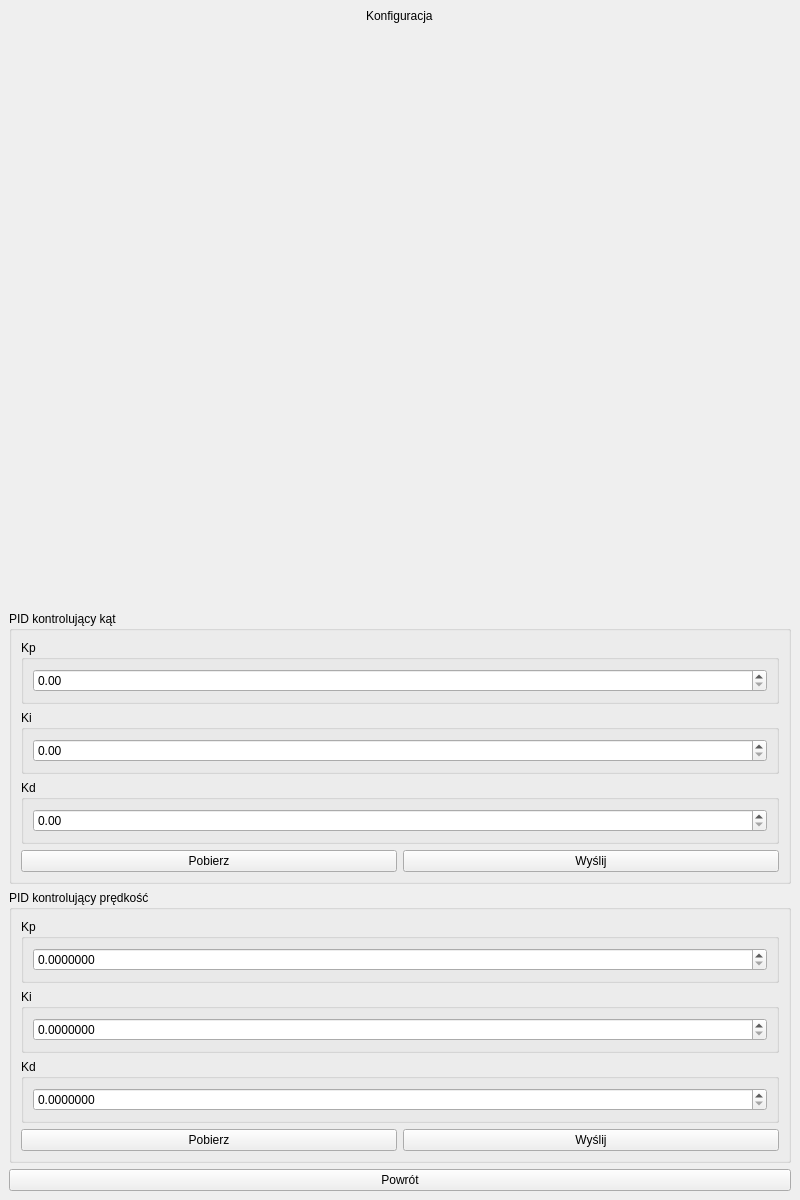
Before: the Qt Designer form configurationwindow.ui in superjulek/Robot_controller, drawn with Qt 5.
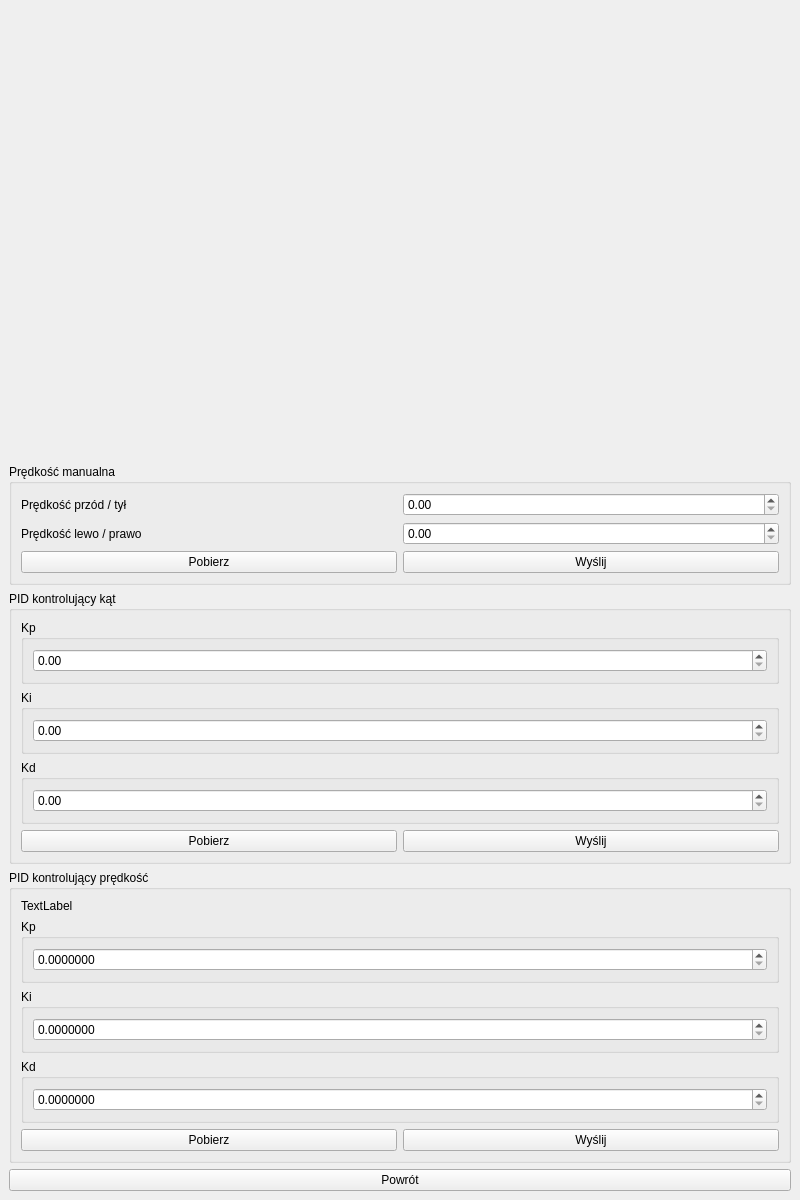
After: the same form once the commit is applied.

```diff
--- a/configurationwindow.ui
+++ b/configurationwindow.ui
@@ -17,13 +17,6 @@
    <layout class="QGridLayout" name="gridLayout">
     <item row="0" column="0">
      <layout class="QVBoxLayout" name="verticalLayout">
-      <item alignment="Qt::AlignHCenter">
-       <widget class="QLabel" name="label">
-        <property name="text">
-         <string>Konfiguracja</string>
-        </property>
-       </widget>
-      </item>
       <item>
        <spacer name="verticalSpacer">
         <property name="orientation">
@@ -37,6 +30,57 @@
         </property>
        </spacer>
       </item>
+      <item>
+       <widget class="QGroupBox" name="groupBox_9">
+        <property name="title">
+         <string>Prędkość manualna</string>
+        </property>
+        <layout class="QVBoxLayout" name="verticalLayout_7">
+         <item>
+          <layout class="QGridLayout" name="gridLayout_2">
+           <item row="0" column="0">
+            <widget class="QLabel" name="label_2">
+             <property name="text">
+              <string>Prędkość przód / tył</string>
+             </property>
+            </widget>
+           </item>
+           <item row="0" column="1">
+            <widget class="QDoubleSpinBox" name="doubleSpinBox_2"/>
+           </item>
+           <item row="1" column="1">
+            <widget class="QDoubleSpinBox" name="doubleSpinBox"/>
+           </item>
+           <item row="1" column="0">
+            <widget class="QLabel" name="label">
+             <property name="text">
+              <string>Prędkość lewo / prawo</string>
+             </property>
+            </widget>
+           </item>
+          </layout>
+         </item>
+         <item>
+          <layout class="QHBoxLayout" name="horizontalLayout_2">
+           <item>
+            <widget class="QPushButton" name="pushButton">
+             <property name="text">
+              <string>Pobierz</string>
+             </property>
+            </widget>
+           </item>
+           <item>
+            <widget class="QPushButton" name="pushButton_2">
+             <property name="text">
+              <string>Wyślij</string>
+             </property>
+            </widget>
+           </item>
+          </layout>
+         </item>
+        </layout>
+       </widget>
+      </item>
       <item>
        <widget class="QGroupBox" name="groupBox">
         <property name="title">
@@ -160,12 +204,19 @@
         <layout class="QVBoxLayout" name="verticalLayout_2">
          <item>
           <layout class="QVBoxLayout" name="verticalLayout_5">
+           <item>
+            <widget class="QLabel" name="label_3">
+             <property name="text">
+              <string>TextLabel</string>
+             </property>
+            </widget>
+           </item>
            <item>
             <widget class="QGroupBox" name="groupBox_8">
              <property name="title">
               <string>Kp</string>
              </property>
-             <layout class="QGridLayout" name="gridLayout_2">
+             <layout class="QGridLayout" name="_2">
               <item row="0" column="0">
                <widget class="QDoubleSpinBox" name="doubleSpinBoxSpeedKp">
                 <property name="decimals">
```
